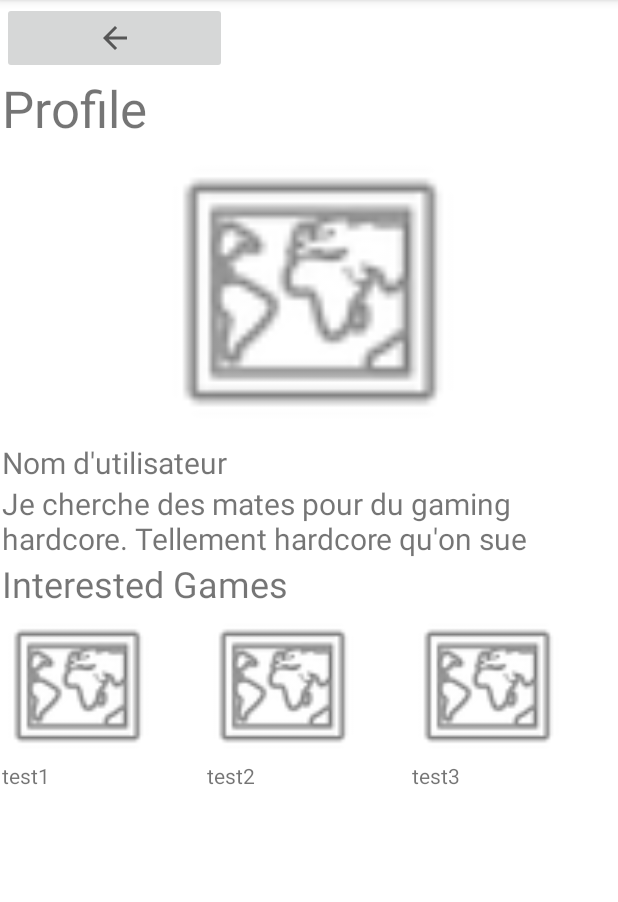
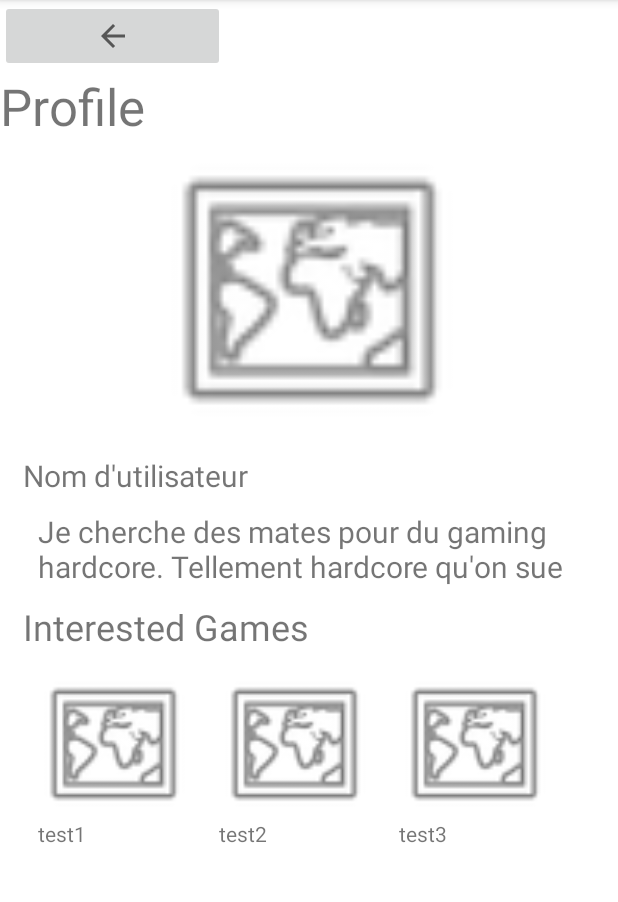
Before and after one commit to GameXMatch/GameXMatch, an Android app: the MatchProfile screen opened directly, with no data from a screen before it, on a phone screen of 412 x 824 dp, the part 84-986 px from its top. Run offline under Robolectric (Android 15) with nearby library versions, the phone set to English and light mode, and no system bars.

Commit message:
cleanup of the layouts

```diff
--- a/android_app/app/src/main/res/layout/activity_match_profile.xml
+++ b/android_app/app/src/main/res/layout/activity_match_profile.xml
@@ -8,11 +8,12 @@
     <LinearLayout
         android:layout_width="match_parent"
         android:layout_height="match_parent"
-        android:layout_marginStart="1dp"
-        android:layout_marginTop="1dp"
-        android:orientation="vertical"
-        app:layout_constraintStart_toStartOf="parent"
-        app:layout_constraintTop_toTopOf="parent">
+        android:orientation="vertical">
+
+        <LinearLayout
+            android:layout_width="match_parent"
+            android:layout_height="wrap_content"
+            android:orientation="vertical">
 
             <ImageButton
                 android:id="@+id/matchProfile_return_button"
@@ -29,6 +30,15 @@
                 android:text="@string/core_profile_button"
                 android:textSize="34sp" />
 
+        </LinearLayout>
+
+        <LinearLayout
+            android:layout_width="match_parent"
+            android:layout_height="match_parent"
+            android:layout_marginStart="15dp"
+            android:layout_marginEnd="15dp"
+            android:orientation="vertical">
+
             <ImageView
                 android:id="@+id/matchprofile_profilePicture_imageView"
                 android:layout_width="match_parent"
@@ -39,22 +49,17 @@
                 android:id="@+id/matchProfile_username"
                 android:layout_width="match_parent"
                 android:layout_height="wrap_content"
+                android:layout_marginTop="10dp"
                 android:text="@string/matchProfile_name"
                 android:textSize="20sp" />
-
-        <TextView
-            android:id="@+id/matchProfile_username_textView"
-            android:layout_width="wrap_content"
-            android:layout_height="0dp"
-            android:layout_weight="0"
-            android:gravity="center"
-            android:text="@string/profile_user_description_label"
-            android:textSize="24sp" />
 
             <TextView
                 android:id="@+id/matchProfile_description"
                 android:layout_width="match_parent"
                 android:layout_height="wrap_content"
+                android:layout_marginStart="10dp"
+                android:layout_marginTop="10dp"
+                android:layout_marginEnd="10dp"
                 android:text="@string/matchProfile_description"
                 android:textSize="20sp" />
 
@@ -62,15 +67,21 @@
                 android:id="@+id/matchProfile_games_label"
                 android:layout_width="match_parent"
                 android:layout_height="wrap_content"
+                android:layout_marginTop="10dp"
                 android:text="@string/profile_game_list_label"
                 android:textSize="24sp" />
 
             <androidx.recyclerview.widget.RecyclerView
                 android:id="@+id/matchProfile_game_list_recyclerView"
                 android:layout_width="match_parent"
-            android:layout_height="wrap_content">
+                android:layout_height="wrap_content"
+                android:layout_marginStart="10dp"
+                android:layout_marginTop="10dp"
+                android:layout_marginEnd="10dp">
 
             </androidx.recyclerview.widget.RecyclerView>
 
         </LinearLayout>
+    </LinearLayout>
+
 </androidx.constraintlayout.widget.ConstraintLayout>
```
Also changed, not shown: android_app/app/src/main/res/layout/fragment_profile.xml (+13 -9 lines). Lines whose indentation alone changed are shown as unchanged.
